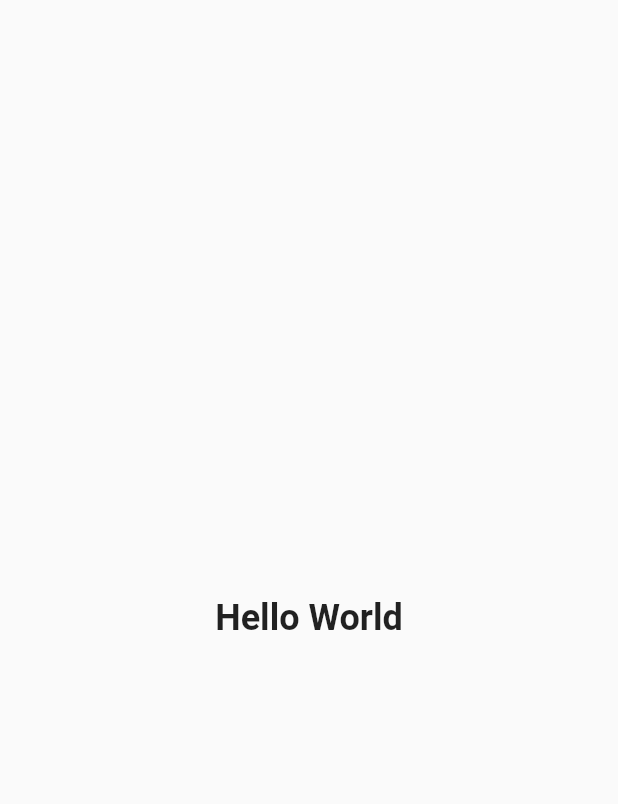
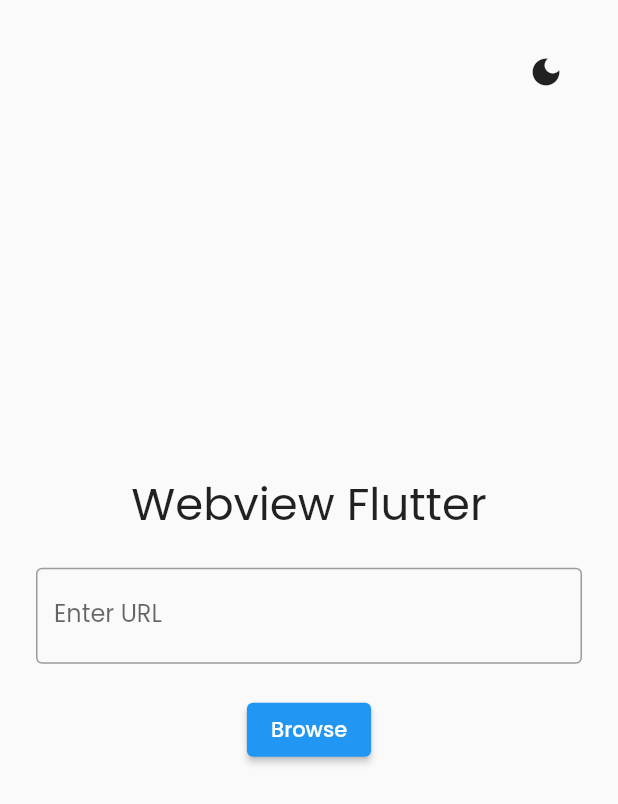
Before and after one commit to anwholesquare/flutter-testdesign, a Flutter app: the screen it shows after launch, on a phone screen of 412 x 824 dp. Shown: the top 804 px of the screen. Run offline on Flutter 3.47's test engine with Material 2 defaults, Android fonts, the light colour scheme and no system bars; our stand-ins replace google_fonts, shared_preferences, webview_flutter.

Commit message:
webview-flutter with toggline themeMode

```diff
--- a/lib/main.dart
+++ b/lib/main.dart
@@ -1,28 +1,152 @@
 import 'package:flutter/material.dart';
+import 'package:google_fonts/google_fonts.dart';
+import 'package:webview_flutter/webview_flutter.dart';
+import 'package:shared_preferences/shared_preferences.dart';
+
 void main () {
-  runApp(MyApp());
+  runApp (MyApp());
 }
 
-class MyApp extends StatelessWidget {
-  const MyApp({super.key});
+
+class MyApp extends StatefulWidget {
+
+  MyApp({super.key});
+
+  @override
+  State<MyApp> createState() => _MyAppState();
+}
+
+class _MyAppState extends State<MyApp> {
+  bool isDark = false;
+
+  void setDarkMode(bool isDark) async {
+  SharedPreferences prefs = await SharedPreferences.getInstance();
+  prefs.setBool("isDark", isDark);
+  getDarkMode();
+  }
+
+  Future<bool> getDarkMode() async {
+    SharedPreferences prefs = await SharedPreferences.getInstance();
+    isDark = prefs.getBool("isDark") ?? false;
+    setState(() {});
+    return isDark;
+  }
+
+  @override
+  void initState() {
+    super.initState();
+    getDarkMode();
+  }
 
   @override
   Widget build(BuildContext context) {
     return MaterialApp(
-      theme: ThemeData(
-        primarySwatch: Colors.blue
-      ),
-      home: const Material (
-        child: Center(
-          child: Text("Hello World",
-            style: TextStyle(
-              fontSize: 24,
-              fontWeight: FontWeight.bold
-            ),
-          ),
+        theme: ThemeData(
+          fontFamily: GoogleFonts.poppins().fontFamily,
         ),
-      )
-
+        darkTheme: ThemeData(
+          fontFamily: GoogleFonts.poppins().fontFamily,
+          brightness: Brightness.dark,
+        ),
+        themeMode: isDark? ThemeMode.dark : ThemeMode.light,
+        debugShowCheckedModeBanner: false,
+        routes: {
+          "/":(context) => HomePage(setDarkMode: setDarkMode, isDark: isDark),
+        }
     );
   }
 }
+
+class HomePage extends StatefulWidget {
+  Function setDarkMode;
+  bool isDark = false;
+  HomePage({super.key, required this.setDarkMode, required this.isDark});
+
+  @override
+  State<HomePage> createState() => _HomePageState();
+}
+
+class _HomePageState extends State<HomePage> {
+  String urlStr = "https://www.google.com";
+  Function? setDarkMode;
+  bool isDark = false;
+
+  @override
+  void initState() {
+    super.initState();
+    setDarkMode = widget.setDarkMode;
+    isDark = widget.isDark;
+  }
+
+  @override
+  Widget build(BuildContext context) {
+    return Material(
+      child : SafeArea(
+        child: Stack(
+          children: [
+            Positioned(
+                top: 24, right: 24,
+                child: IconButton(
+                onPressed: () {
+                  isDark = !isDark;
+                  widget.setDarkMode(isDark);
+                  setState(() {
+
+                  });
+
+                },
+                icon: Icon(isDark ? Icons.light_mode : Icons.dark_mode),
+              )),
+            Center(
+            child: SingleChildScrollView(
+              child: Padding(
+                padding: const EdgeInsets.all(24.0),
+                child: Column(
+                    children: [
+                      const Text("Webview Flutter", style: TextStyle(fontSize: 30)),
+                      const SizedBox(height: 20),
+                      TextFormField(
+                        onChanged: (value) {
+                          urlStr = value;
+                        },
+                        decoration: const InputDecoration(
+                          labelText: "Enter URL",
+                          hintText: "Enter URL",
+                          border: OutlineInputBorder(),
+                        ),
+                      ),
+                      const SizedBox(height: 20),
+                      ElevatedButton(
+                        onPressed: () {
+                          Navigator.push(context, MaterialPageRoute(builder: (context) => WebPage(url: urlStr)));
+                        },
+                        child: const Text("Browse"),
+                      ),
+                    ],
+                  ),
+              ),
+            ),
+      ),
+          ],
+        ))
+    );
+  }
+}
+
+class WebPage extends StatelessWidget {
+  String url = "https://www.google.com";
+  WebPage({super.key, required this.url});
+
+  @override
+  Widget build(BuildContext context) {
+    return Scaffold(
+    appBar: AppBar(
+      title: const Text('WebView Example'),
+    ),
+    body: WebView(
+      initialUrl: url,
+      javascriptMode: JavascriptMode.unrestricted,
+    ),
+  );
+  }
+}
--- a/pubspec.yaml
+++ b/pubspec.yaml
@@ -30,6 +30,9 @@ environment:
 dependencies:
   flutter:
     sdk: flutter
+  webview_flutter:
+  google_fonts:
+  shared_preferences:
 
 
   # The following adds the Cupertino Icons font to your application.
```
Also changed, not shown: pubspec.lock, 10 other files.
